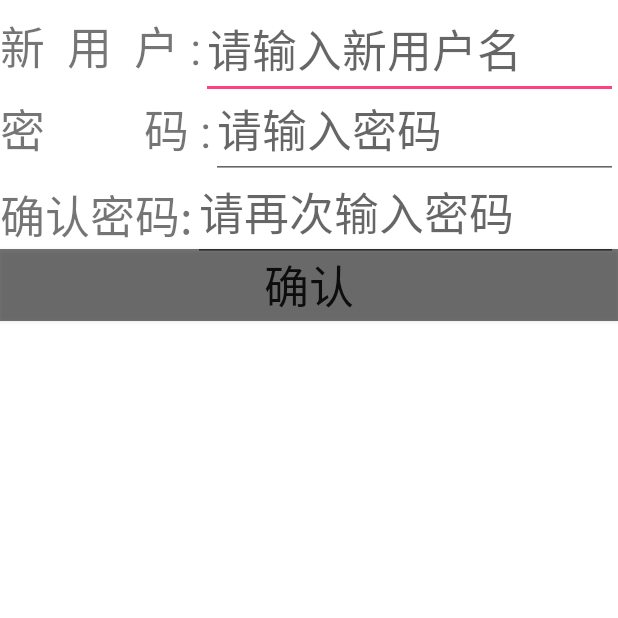
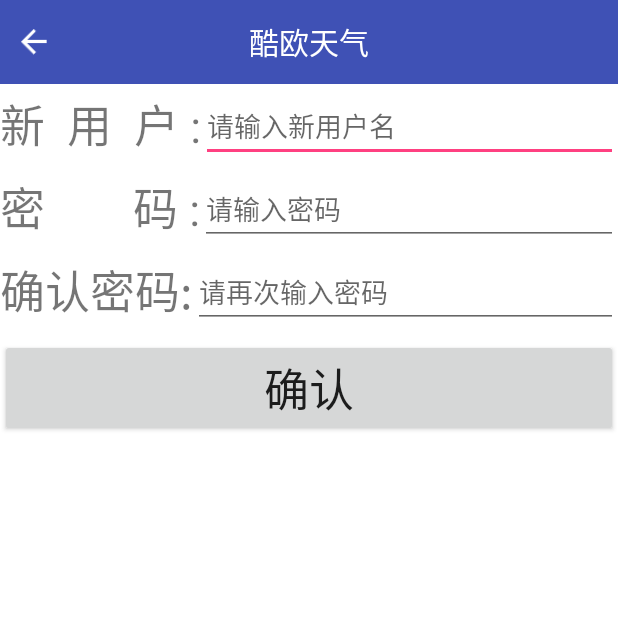
Before and after one commit to Crocodile12138/weather, an Android app: the fragment registerFragment shown on its own in the app's theme, on a phone screen of 412 x 824 dp, the top half of it. Run offline under Robolectric (Android 15) with nearby library versions, the phone set to English and light mode, and no system bars.

Commit message:
完善登陆注册

```diff
--- a/app/src/main/assets/litepal.xml
+++ b/app/src/main/assets/litepal.xml
@@ -3,7 +3,7 @@
 
     <dbname value="cool_weather" />
 
-    <version value="1.1" />
+    <version value="1" />
 
     <list>
         <mapping class="com.example.hasee.weather.db.Province" />
--- a/app/src/main/java/com/example/hasee/weather/SetFragment.java
+++ b/app/src/main/java/com/example/hasee/weather/SetFragment.java
@@ -42,9 +42,11 @@ public class SetFragment extends Fragment implements View.OnClickListener {
         switch (v.getId()) {
             case R.id.back_button:
                 replaceFragment(new ChooseAreaFragment());
+                /*Toast.makeText(getContext(),"点击按钮",Toast.LENGTH_SHORT).show();*/
                 break;
             case R.id.button_log:
                 replaceFragment(new UserFragment());
+               /* Toast.makeText(getContext(),"点击按钮",Toast.LENGTH_SHORT).show();*/
                 break;
             case R.id.button_update:
                 Toast.makeText(getContext(),"点击按钮",Toast.LENGTH_SHORT).show();
--- a/app/src/main/java/com/example/hasee/weather/registerFragment.java
+++ b/app/src/main/java/com/example/hasee/weather/registerFragment.java
@@ -1,8 +1,6 @@
 package com.example.hasee.weather;
 
 import android.os.Bundle;
-import android.support.annotation.NonNull;
-import android.support.annotation.Nullable;
 import android.support.v4.app.Fragment;
 import android.support.v4.app.FragmentManager;
 import android.support.v4.app.FragmentTransaction;
@@ -12,7 +10,6 @@ import android.view.ViewGroup;
 import android.widget.Button;
 import android.widget.EditText;
 import android.widget.Toast;
-
 import com.example.hasee.weather.db.userinfo;
 
 public class registerFragment extends Fragment implements View.OnClickListener{
@@ -20,6 +17,8 @@ public class registerFragment extends Fragment implements View.OnClickListener{
     private EditText edit_mm;
     private EditText mm_qr;
     private Button button;
+    private Button backbutton;
+
     @Override
     public View onCreateView(LayoutInflater inflater, ViewGroup container, Bundle savedInstanceState) {
         View view = inflater.inflate(R.layout.register,container,false);
@@ -28,8 +27,17 @@ public class registerFragment extends Fragment implements View.OnClickListener{
         edit_mm = (EditText) view.findViewById(R.id.edit_mm);
         mm_qr = (EditText) view.findViewById(R.id.mm_qr);
         button = (Button) view.findViewById(R.id.button);
+        backbutton = (Button) view.findViewById(R.id.back_button);
 
         return view;
+    }
+
+    @Override
+    public void onActivityCreated( Bundle savedInstanceState) {
+        super.onActivityCreated(savedInstanceState);
+
+        button.setOnClickListener(this);
+        backbutton.setOnClickListener(this);
     }
 
     @Override
@@ -37,7 +45,11 @@ public class registerFragment extends Fragment implements View.OnClickListener{
         String input_yhm = edit_yhm.getText().toString();
         String input_mm = edit_mm.getText().toString();
         String input_qrmm = mm_qr.getText().toString();
+
         switch (v.getId()) {
+            case R.id.back_button:
+                replaceFragment(new UserFragment());
+                break;
             case R.id.button:
                 if(input_mm.equals(input_qrmm)) {
                     userinfo userinfo = new userinfo();
@@ -58,7 +70,7 @@ public class registerFragment extends Fragment implements View.OnClickListener{
         FragmentManager fragmentManager = getActivity().getSupportFragmentManager();
         FragmentTransaction transaction = fragmentManager.beginTransaction();
         transaction.replace(R.id.choose_area_fragment, fragment);
-        transaction.addToBackStack(null);
+       /* transaction.addToBackStack(null);*/
         transaction.commit();
     }
 
--- a/app/src/main/res/layout/choose_area.xml
+++ b/app/src/main/res/layout/choose_area.xml
@@ -40,7 +40,7 @@
         <Button
             android:id = "@+id/button_set"
             android:layout_height="40dp"
-            android:layout_width="153dp"
+            android:layout_width="150dp"
             android:layout_alignParentBottom="true"
             android:layout_alignParentLeft="true"
             android:background="@color/colorPrimary"
@@ -50,7 +50,7 @@
         <Button
             android:id = "@+id/button_night"
             android:layout_height="40dp"
-            android:layout_width="153dp"
+            android:layout_width="150dp"
             android:layout_alignParentBottom="true"
             android:layout_alignParentRight="true"
             android:background="@color/colorPrimary"
--- a/app/src/main/res/layout/register.xml
+++ b/app/src/main/res/layout/register.xml
@@ -5,11 +5,36 @@
     android:layout_height="match_parent"
     android:background="#fff" >
 
+    <RelativeLayout
+        android:layout_width="match_parent"
+        android:layout_height="?attr/actionBarSize"
+        android:background="?attr/colorPrimary">
+
+        <TextView
+            android:id="@+id/title_set"
+            android:layout_width="wrap_content"
+            android:layout_height="wrap_content"
+            android:layout_centerInParent="true"
+            android:textColor="#fff"
+            android:text="酷欧天气"
+            android:textSize="20sp"/>
+
+        <Button
+            android:id="@+id/back_button"
+            android:layout_width="25dp"
+            android:layout_height="25dp"
+            android:layout_marginLeft="10dp"
+            android:layout_alignParentLeft="true"
+            android:layout_centerVertical="true"
+            android:background="@drawable/ic_back"/>
+
+    </RelativeLayout>
+
     <TextView
         android:id = "@+id/register_user"
         android:layout_height="wrap_content"
         android:layout_width="wrap_content"
-        android:layout_marginTop="8dp"
+        android:layout_marginTop="60dp"
         android:text="新  用  户 :"
         android:textSize="30sp"/>
 
@@ -17,10 +42,10 @@
         android:id = "@+id/edit_yhm"
         android:layout_height="wrap_content"
         android:layout_width="match_parent"
+        android:layout_marginTop="60dp"
         android:layout_toRightOf="@id/register_user"
         android:maxLines="1"
-        android:hint="请输入新用户名"
-        android:textSize="30sp" />
+        android:hint="请输入新用户名" />
 
     <TextView
         android:id = "@+id/register_password"
@@ -28,25 +53,25 @@
         android:layout_width="wrap_content"
         android:layout_below="@id/register_user"
         android:layout_marginTop="10dp"
-        android:text="密         码 :"
+        android:text="密        码 :"
         android:textSize="30sp"/>
 
     <EditText
         android:id = "@+id/edit_mm"
         android:layout_height="wrap_content"
         android:layout_width="match_parent"
+        android:layout_marginTop="10dp"
         android:layout_below="@id/register_user"
         android:layout_toRightOf="@id/register_password"
         android:maxLines="1"
-        android:hint="请输入密码"
-        android:textSize="30sp" />
+        android:hint="请输入密码" />
 
     <TextView
         android:id = "@+id/password_qr"
         android:layout_height="wrap_content"
         android:layout_width="wrap_content"
         android:layout_below="@id/register_password"
-        android:layout_marginTop="12dp"
+        android:layout_marginTop="10dp"
         android:text="确认密码:"
         android:textSize="30sp"/>
 
@@ -54,18 +79,18 @@
         android:id = "@+id/mm_qr"
         android:layout_height="wrap_content"
         android:layout_width="match_parent"
+        android:layout_marginTop="10dp"
         android:layout_below="@id/register_password"
         android:layout_toRightOf="@id/password_qr"
         android:maxLines="1"
-        android:hint="请再次输入密码"
-        android:textSize="30sp" />
+        android:hint="请再次输入密码" />
 
     <Button
         android:id = "@+id/button"
         android:layout_height="wrap_content"
         android:layout_width="match_parent"
+        android:layout_marginTop="10dp"
         android:layout_below="@id/password_qr"
-        android:background="#8000"
         android:text="确认"
         android:textSize="30sp" />
 </RelativeLayout>
```
Also changed, not shown: app/src/main/java/com/example/hasee/weather/UserFragment.java (+10 -9 lines), app/src/main/res/layout/user.xml (+29 -4 lines).
